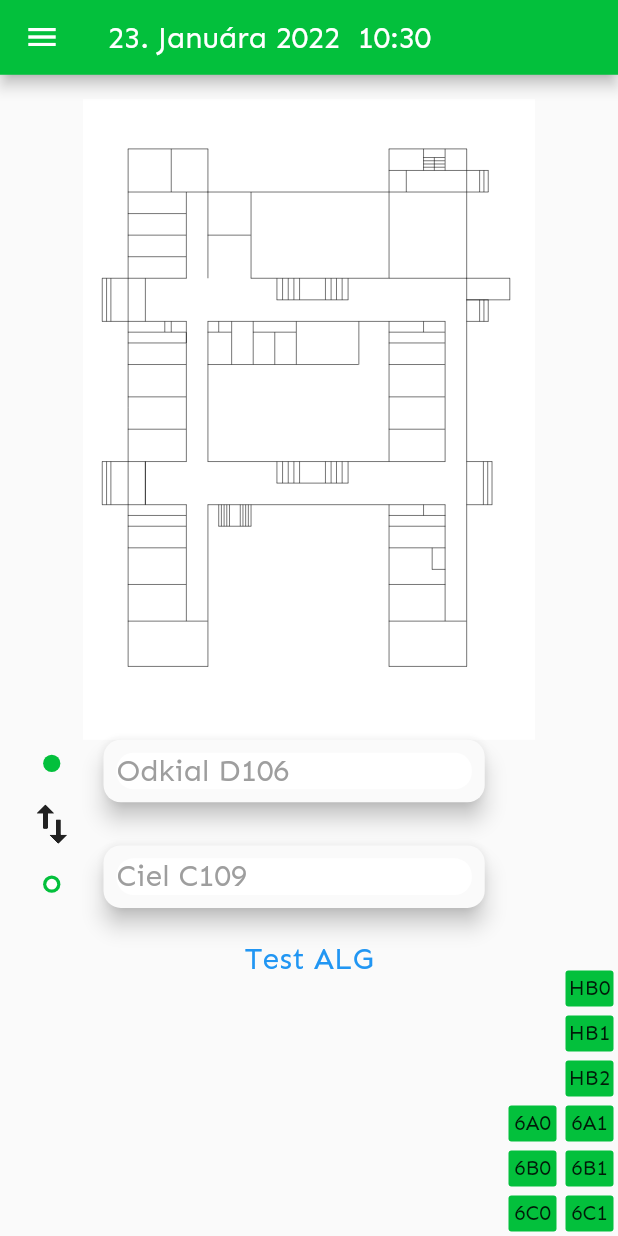
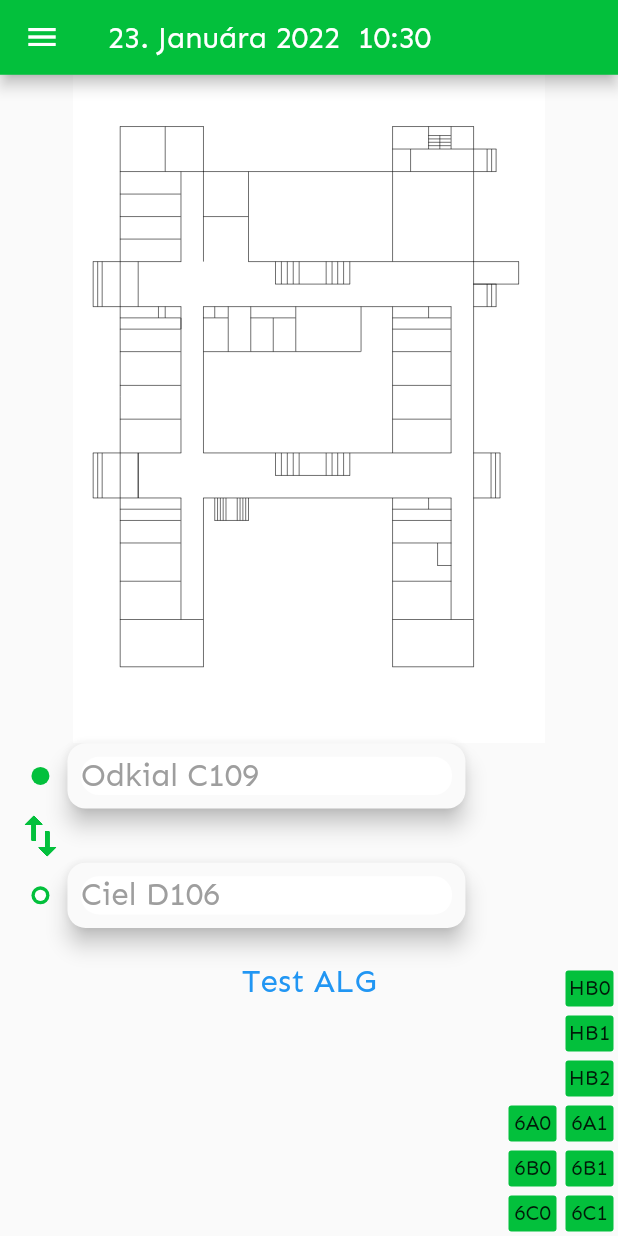
Before and after one commit to Moreplavec64/kop_spse, a Flutter app: the MapScreen screen opened by its route, after a tap on the "swap vert" icon, on a phone screen of 412 x 824 dp. Run offline on Flutter 3.47's test engine with Material 2 defaults, Android fonts, the phone set to English and light mode, and no system bars; our stand-ins replace cloud_firestore, firebase_auth, firebase_core, flutter_svg, google_sign_in; missing offline and left inert: dart:ffi, dijkstra, patterns_canvas; accounts and stored records are empty.

Commit message:
(+) nav search, styling,providier isdefault search

```diff
--- a/lib/providers/map.dart
+++ b/lib/providers/map.dart
@@ -1,8 +1,11 @@
+import 'dart:ffi';
+
 import 'package:dijkstra/dijkstra.dart';
 import 'package:flutter/material.dart';
 import 'package:kop_spse/utils/map_constants.dart';
 
 class MapProvider with ChangeNotifier {
+  //*Zobrazene podlazia
   String _zobrazenePodlazie = 'HBP0';
   void setPoschodie(String podlazie) {
     if (_zobrazenePodlazie != podlazie) {
@@ -13,6 +16,7 @@
 
   String get getZobrazenePodlazie => _zobrazenePodlazie;
 
+  //*podlazia ktore sa maju vyznacit na mape
   List<String> _vyznacene = [];
   void setVyznacene(List<String> ucebne) {
     _vyznacene = [...ucebne];
@@ -21,6 +25,7 @@
 
   List<String> get getVyznacene => _vyznacene;
 
+  //*Odkial sa zacina navigovat
   String _odkial = 'D106';
   void setodkial(String ucebna) {
     _odkial = ucebna;
@@ -28,7 +33,23 @@
   }
 
   String get getOdkial => _odkial;
+  //*boolean ci je v searchi odkial este defaultna hodnota
+  bool _odkialDefault = true;
+  bool get getOdkialDefault => _odkialDefault;
+  set setOdkialDefault(x) {
+    _odkialDefault = x;
+    notifyListeners();
+  }
 
+  //*boolean ci je v searchi kam este defaultna hodnota
+  bool _kamDefault = true;
+  bool get getKamDefault => _kamDefault;
+  set setKamDefault(x) {
+    _kamDefault = x;
+    notifyListeners();
+  }
+
+  //*Ciel navigacie
   String _kam = 'C109';
   void setKam(String ucebna) {
     _kam = ucebna;
@@ -63,7 +84,7 @@
 
   void createRoute(String z, String ciel) {
     //! po vyhladavani a vyznaceni convertovat
-    //! ucebnu na destinacny a source waypoint*/
+    //! ucebnu na destinacny a source waypoint
     setVyznacene([z, ciel]);
     List<dynamic> route = (Dijkstra.findPathFromGraph(
       edges,
@@ -74,9 +95,9 @@
     print(routy);
     //nastavenie zobrazeneho podlazia na to kde sa zacina routa
     setPoschodie(
-      //TODO fix ak je routa prazdna => nav z tej istej miestnosti do tej istej
       suradniceWaypointov.keys.firstWhere(
-        (e) => suradniceWaypointov[e]!.containsKey(route.first),
+        (e) => suradniceWaypointov[e]!
+            .containsKey(route.isNotEmpty ? route.first : _vyznacene.first),
       ),
     );
     // print(route);
--- a/lib/widgets/map_screen_widgets/map_widget.dart
+++ b/lib/widgets/map_screen_widgets/map_widget.dart
@@ -4,7 +4,7 @@
 import 'package:kop_spse/providers/map.dart';
 import 'package:kop_spse/utils/map_constants.dart';
 import 'package:kop_spse/widgets/map_screen_widgets/mapCustomPaiter.dart';
-import 'package:kop_spse/widgets/map_screen_widgets/search_field_widget.dart';
+import 'package:kop_spse/widgets/map_screen_widgets/navigation_search_widget.dart';
 import 'package:provider/provider.dart';
 
 class MapWidget extends StatelessWidget {
@@ -77,62 +77,3 @@
     print('Nenajdene : $nenajdene');
   }
 }
-
-class NavigationSearchWidget extends StatelessWidget {
-  const NavigationSearchWidget({
-    Key? key,
-  }) : super(key: key);
-
-  @override
-  Widget build(BuildContext context) {
-    return Row(
-      children: [
-        Column(
-          children: [
-            CircleAvatar(
-              radius: 4,
-              backgroundColor: Theme.of(context).primaryColor,
-            ),
-            IconButton(onPressed: () {}, icon: Icon(Icons.swap_vert_outlined)),
-            Stack(
-              alignment: Alignment.center,
-              children: [
-                CircleAvatar(
-                  radius: 4,
-                  backgroundColor: Theme.of(context).primaryColor,
-                ),
-                CircleAvatar(
-                  radius: 2.5,
-                  backgroundColor: Colors.white,
-                ),
-              ],
-            ),
-          ],
-        ),
-        Wrap(
-          direction: Axis.vertical,
-          spacing: 20,
-          children: [
-            Consumer<MapProvider>(
-              builder: (_, value, __) {
-                return SearchFieldButton(
-                  isOdkial: true,
-                  provider: value,
-                );
-              },
-            ),
-            // SizedBox.expand(),
-            Consumer<MapProvider>(
-              builder: (_, value, __) {
-                return SearchFieldButton(
-                  isOdkial: false,
-                  provider: value,
-                );
-              },
-            ),
-          ],
-        ),
-      ],
-    );
-  }
-}
--- /dev/null
+++ b/lib/widgets/map_screen_widgets/navigation_search_widget.dart
@@ -0,0 +1,76 @@
+import 'package:flutter/material.dart';
+import 'package:kop_spse/providers/map.dart';
+import 'package:kop_spse/widgets/map_screen_widgets/search_field_widget.dart';
+import 'package:provider/provider.dart';
+
+class NavigationSearchWidget extends StatelessWidget {
+  const NavigationSearchWidget({
+    Key? key,
+  }) : super(key: key);
+
+  @override
+  Widget build(BuildContext context) {
+    return Column(
+      crossAxisAlignment: CrossAxisAlignment.start,
+      children: [
+        Row(
+          children: [
+            const SizedBox(width: 8),
+            CircleAvatar(
+              radius: 4,
+              backgroundColor: Theme.of(context).primaryColor,
+            ),
+            const SizedBox(width: 8),
+            Consumer<MapProvider>(
+              builder: (_, value, __) {
+                return SearchFieldButton(
+                  isOdkial: true,
+                  provider: value,
+                );
+              },
+            ),
+          ],
+        ),
+        GestureDetector(
+          onTap: () {
+            final prov = Provider.of<MapProvider>(context, listen: false);
+            var odkial = prov.getOdkial;
+            prov.setodkial(prov.getKam);
+            prov.setKam(odkial);
+          },
+          child: Icon(
+            Icons.swap_vert_outlined,
+            color: Theme.of(context).primaryColor,
+          ),
+        ),
+        Row(
+          children: [
+            const SizedBox(width: 8),
+            Stack(
+              alignment: Alignment.center,
+              children: [
+                CircleAvatar(
+                  radius: 4,
+                  backgroundColor: Theme.of(context).primaryColor,
+                ),
+                const CircleAvatar(
+                  radius: 2.5,
+                  backgroundColor: Colors.white,
+                ),
+              ],
+            ),
+            const SizedBox(width: 8),
+            Consumer<MapProvider>(
+              builder: (_, value, __) {
+                return SearchFieldButton(
+                  isOdkial: false,
+                  provider: value,
+                );
+              },
+            ),
+          ],
+        ),
+      ],
+    );
+  }
+}
--- a/lib/widgets/map_screen_widgets/search_field_widget.dart
+++ b/lib/widgets/map_screen_widgets/search_field_widget.dart
@@ -13,14 +13,15 @@
 
   @override
   Widget build(BuildContext context) {
-    bool isDefault = true;
     return GestureDetector(
       onTap: () {
         showSearch(
           context: context,
           delegate: Vyhladavanie(isOdkial),
         );
-        isDefault = true;
+        isOdkial
+            ? provider.setOdkialDefault = false
+            : provider.setKamDefault = false;
       },
       child: Material(
         elevation: 6,
@@ -40,7 +41,12 @@
             isOdkial
                 ? 'Odkial ' + provider.getOdkial
                 : 'Ciel ' + provider.getKam,
-            style: TextStyle(color: isDefault ? Colors.grey : Colors.black),
+            style: TextStyle(
+                color: (isOdkial
+                        ? provider.getOdkialDefault
+                        : provider.getKamDefault)
+                    ? Colors.grey
+                    : Colors.black),
           ),
         ),
       ),
```
